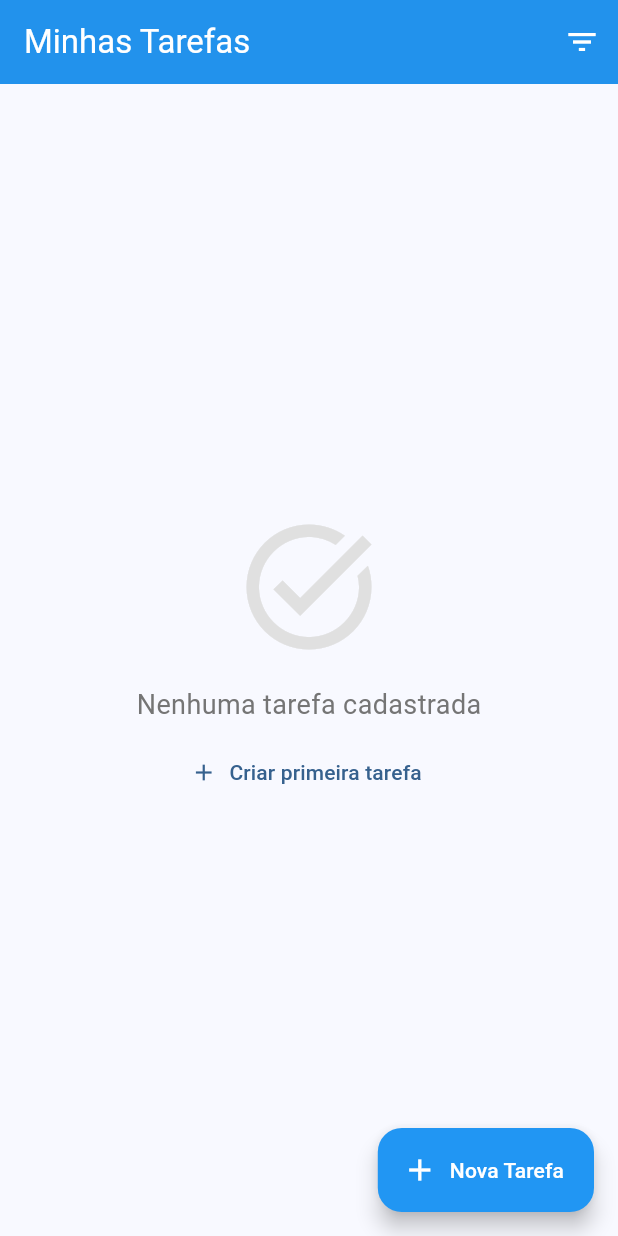
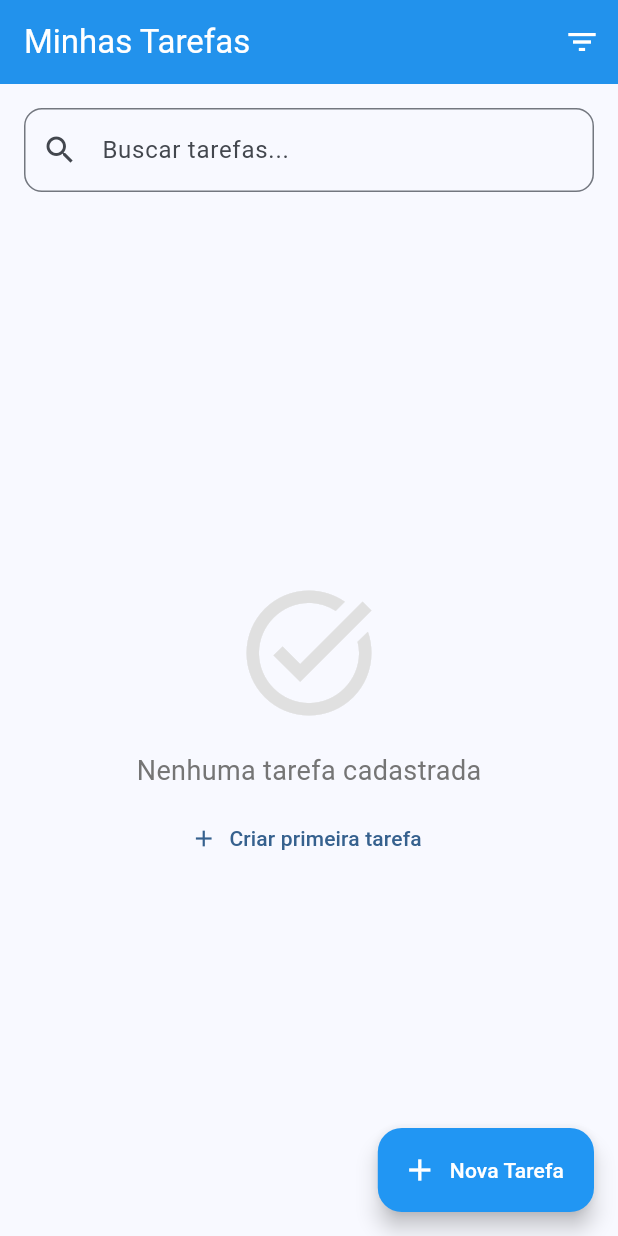
Before and after one commit to moraisjo/taskify, a Flutter app: the screen it shows after launch, on a phone screen of 412 x 824 dp. Run offline on Flutter 3.47's test engine with Material 3 defaults, Android fonts, the phone set to English and light mode, and no system bars; our stand-ins replace sqflite_common_ffi; accounts and stored records are empty.

Commit message:
feat: barra de busca de task

```diff
--- a/task_manager/lib/screens/task_list_screen.dart
+++ b/task_manager/lib/screens/task_list_screen.dart
@@ -14,6 +14,7 @@ class TaskListScreen extends StatefulWidget {
 class _TaskListScreenState extends State<TaskListScreen> {
   List<Task> _tasks = [];
   String _filter = 'all'; // all, completed, pending
+  String _searchQuery = '';
   bool _isLoading = false;
 
   @override
@@ -32,14 +33,28 @@ class _TaskListScreenState extends State<TaskListScreen> {
   }
 
   List<Task> get _filteredTasks {
+    var tasks = _tasks;
+
+    // Filtro por status
     switch (_filter) {
       case 'completed':
-        return _tasks.where((t) => t.completed).toList();
+        tasks = tasks.where((t) => t.completed).toList();
+        break;
       case 'pending':
-        return _tasks.where((t) => !t.completed).toList();
-      default:
-        return _tasks;
+        tasks = tasks.where((t) => !t.completed).toList();
+        break;
     }
+
+    // Filtro por busca
+    if (_searchQuery.isNotEmpty) {
+      tasks = tasks
+          .where((t) =>
+              t.title.toLowerCase().contains(_searchQuery.toLowerCase()) ||
+              t.description.toLowerCase().contains(_searchQuery.toLowerCase()))
+          .toList();
+    }
+
+    return tasks;
   }
 
   Future<void> _toggleTask(Task task) async {
@@ -129,6 +144,27 @@ class _TaskListScreenState extends State<TaskListScreen> {
 
       body: Column(
         children: [
+          // Barra de Busca
+          Padding(
+            padding: const EdgeInsets.all(16),
+            child: TextField(
+              decoration: InputDecoration(
+                hintText: 'Buscar tarefas...',
+                prefixIcon: const Icon(Icons.search),
+                suffixIcon: _searchQuery.isNotEmpty
+                    ? IconButton(
+                        icon: const Icon(Icons.clear),
+                        onPressed: () => setState(() => _searchQuery = ''),
+                      )
+                    : null,
+                border: OutlineInputBorder(
+                  borderRadius: BorderRadius.circular(12),
+                ),
+              ),
+              onChanged: (value) => setState(() => _searchQuery = value),
+            ),
+          ),
+
           // Card de Estatísticas
           if (_tasks.isNotEmpty)
             Container(
```
